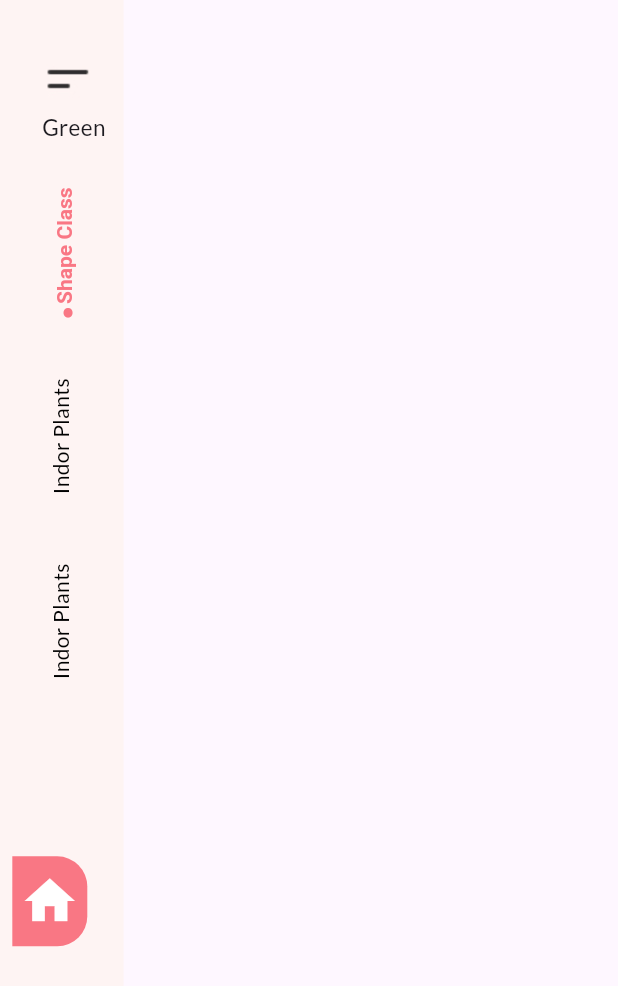
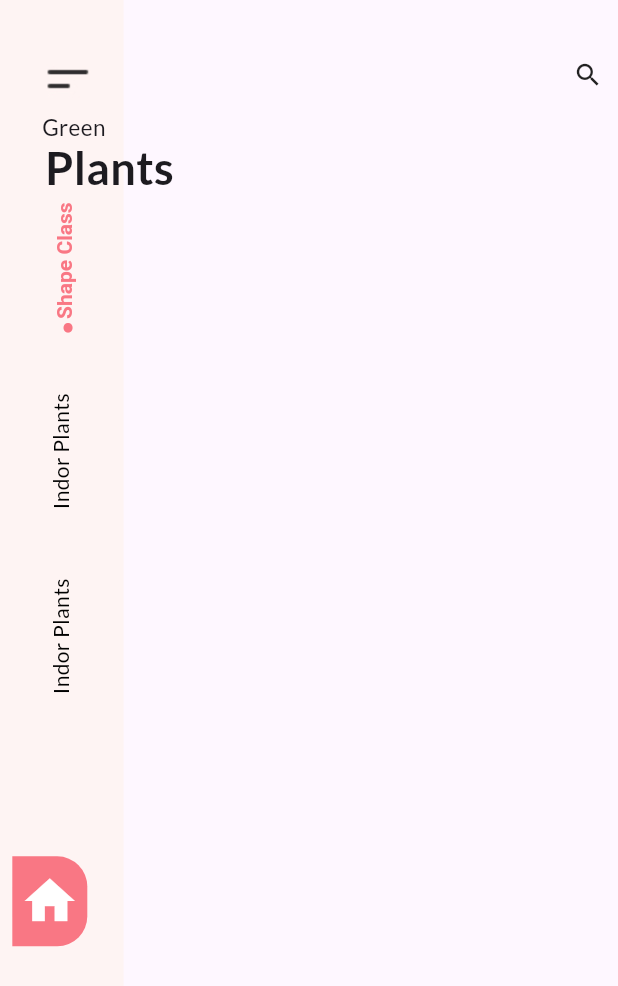
Before and after one commit to NizamUddin07/plant_app, a Flutter app: the screen it shows after launch, on a phone screen of 412 x 824 dp. Shown: the top 986 px of the screen. Run offline on Flutter 3.47's test engine with Material 3 defaults, Android fonts, the phone set to English and light mode, and no system bars; our stand-ins replace google_fonts.

Commit message:
sidebar done

```diff
--- a/lib/screens/home_screen.dart
+++ b/lib/screens/home_screen.dart
@@ -10,11 +10,25 @@ class HomeScreen extends StatelessWidget {
     return Scaffold(
       body: Stack(
         children: [
-          Row(children: [sideBar(),
-          Container(
-            width: size.width*0.8,
-          )
-          ]),
+          Row(
+            children: [
+              sideBar(),
+              Container(width: size.width * 0.8),
+            ],
+          ),
+          Positioned(
+            top: 90,
+            left: 30,
+            child: Text(
+              "Plants",
+              style: TextStyle(fontSize: 30, fontWeight: FontWeight.bold),
+            ),
+          ),
+          Positioned(
+            top: 40,
+            right: 10,
+            child: Icon(Icons.search, size: 20,)
+          ),
         ],
       ),
     );
@@ -34,7 +48,7 @@ class HomeScreen extends StatelessWidget {
               padding: const EdgeInsets.only(left: 16),
               child: Text('Green', style: TextStyle(fontSize: 15)),
             ),
-            SizedBox(height: 30),
+            SizedBox(height: 40),
             Padding(
               padding: const EdgeInsets.only(right: 14),
               child: RotatedBox(
@@ -85,7 +99,7 @@ class HomeScreen extends StatelessWidget {
               ),
             ),
             Padding(
-              padding: EdgeInsets.only(top: 110, right: 16),
+              padding: EdgeInsets.only(top: 100, right: 16),
               child: Container(
                 decoration: BoxDecoration(
                   borderRadius: BorderRadius.only(
```
